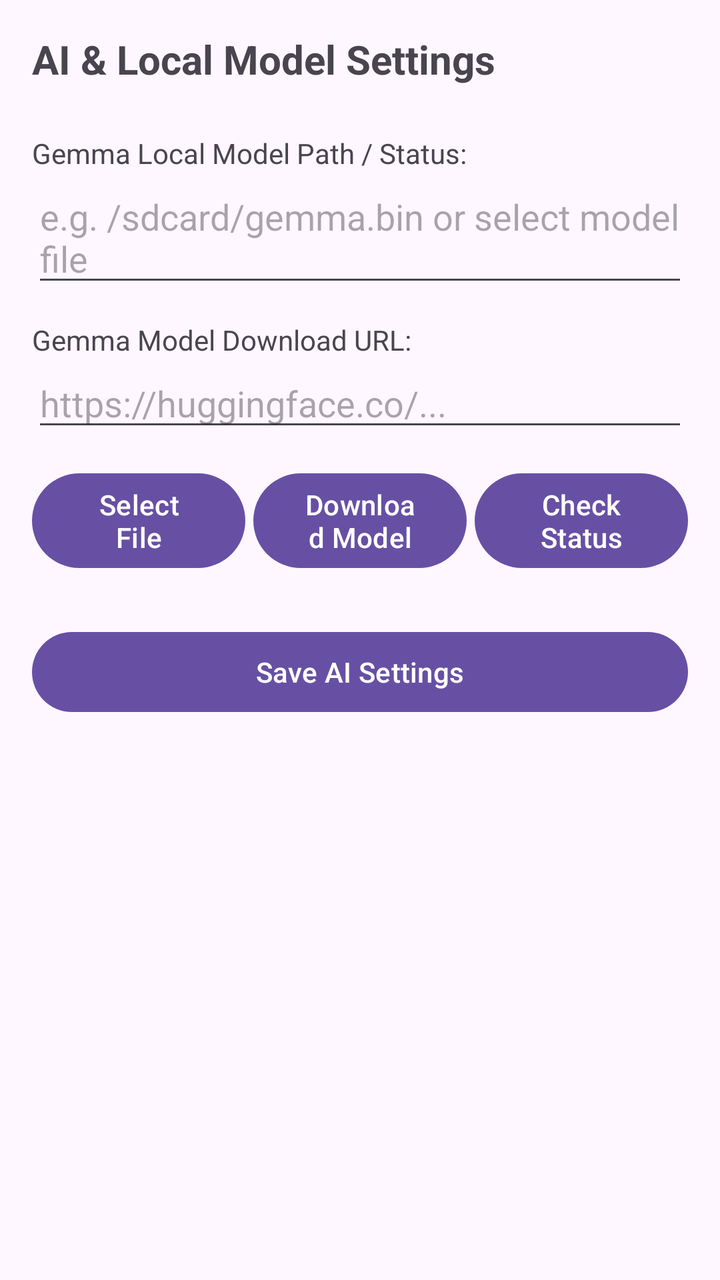
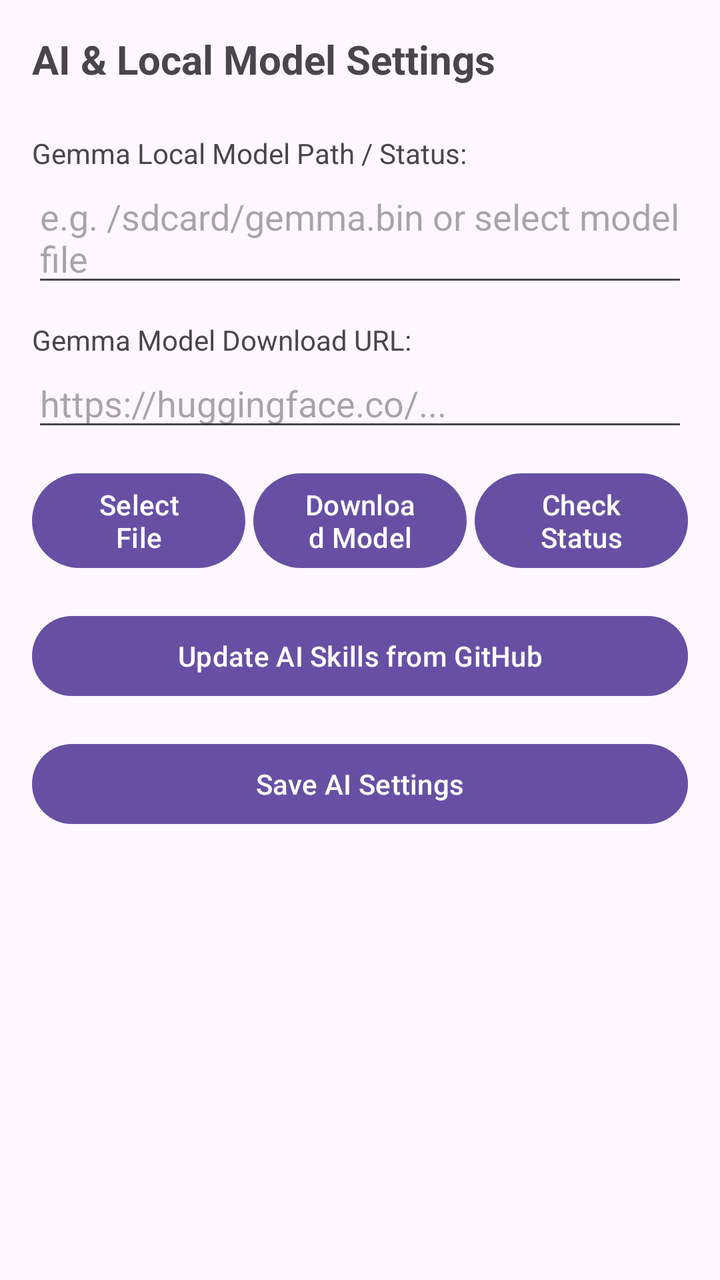

An Android layout rendered at two revisions. The XML below is the earlier revision; the diff shows what the commit changed to produce the second picture.
<!-- AndroidManifest.xml: application theme Theme.OfflineBrowser -->
<!-- res/layout/activity_ai_settings.xml -->
<?xml version="1.0" encoding="utf-8"?>
<ScrollView xmlns:android="http://schemas.android.com/apk/res/android"
    android:layout_width="match_parent"
    android:layout_height="match_parent"
    android:fillViewport="true">

    <LinearLayout
        android:layout_width="match_parent"
        android:layout_height="wrap_content"
        android:orientation="vertical"
        android:padding="16dp">

        <TextView
            android:layout_width="wrap_content"
            android:layout_height="wrap_content"
            android:text="AI &amp; Local Model Settings"
            android:textSize="20sp"
            android:textStyle="bold"
            android:layout_marginBottom="16dp"/>

        <TextView
            android:layout_width="wrap_content"
            android:layout_height="wrap_content"
            android:text="Gemma Local Model Path / Status:"
            android:layout_marginTop="8dp"/>

        <EditText
            android:id="@+id/etGemmaModelPath"
            android:layout_width="match_parent"
            android:layout_height="wrap_content"
            android:hint="e.g. /sdcard/gemma.bin or select model file" />

        <TextView
            android:layout_width="wrap_content"
            android:layout_height="wrap_content"
            android:text="Gemma Model Download URL:"
            android:layout_marginTop="12dp"/>

        <EditText
            android:id="@+id/etGemmaModelUrl"
            android:layout_width="match_parent"
            android:layout_height="wrap_content"
            android:hint="https://huggingface.co/..." />

        <LinearLayout
            android:layout_width="match_parent"
            android:layout_height="wrap_content"
            android:orientation="horizontal"
            android:layout_marginTop="12dp">

            <Button
                android:id="@+id/btnSelectGemmaModel"
                android:layout_width="0dp"
                android:layout_height="wrap_content"
                android:layout_weight="1"
                android:text="Select File"
                android:layout_marginEnd="2dp"/>

            <Button
                android:id="@+id/btnDownloadGemmaModel"
                android:layout_width="0dp"
                android:layout_height="wrap_content"
                android:layout_weight="1"
                android:text="Download Model"
                android:layout_marginHorizontal="2dp"/>

            <Button
                android:id="@+id/btnCheckGemmaStatus"
                android:layout_width="0dp"
                android:layout_height="wrap_content"
                android:layout_weight="1"
                android:text="Check Status"
                android:layout_marginStart="2dp"/>
        </LinearLayout>

        <Button
            android:id="@+id/btnSaveAiSettings"
            android:layout_width="match_parent"
            android:layout_height="wrap_content"
            android:text="Save AI Settings"
            android:layout_marginTop="24dp"/>

    </LinearLayout>
</ScrollView>
<!-- resources referenced by this layout -->
<resources>
  <style name="Theme.OfflineBrowser" parent="Base.Theme.OfflineBrowser" />
  <style name="Base.Theme.OfflineBrowser" parent="Theme.Material3.DayNight.NoActionBar">
          
          
      </style>
</resources>

<!-- the commit's change to res/layout/activity_ai_settings.xml (unified diff, before → after) -->
@@ -74,11 +74,18 @@
         </LinearLayout>
 
         <Button
+            android:id="@+id/btnUpdateAiSkills"
+            android:layout_width="match_parent"
+            android:layout_height="wrap_content"
+            android:text="Update AI Skills from GitHub"
+            android:layout_marginTop="16dp"/>
+
+        <Button
             android:id="@+id/btnSaveAiSettings"
             android:layout_width="match_parent"
             android:layout_height="wrap_content"
             android:text="Save AI Settings"
-            android:layout_marginTop="24dp"/>
+            android:layout_marginTop="16dp"/>
 
     </LinearLayout>
 </ScrollView>
